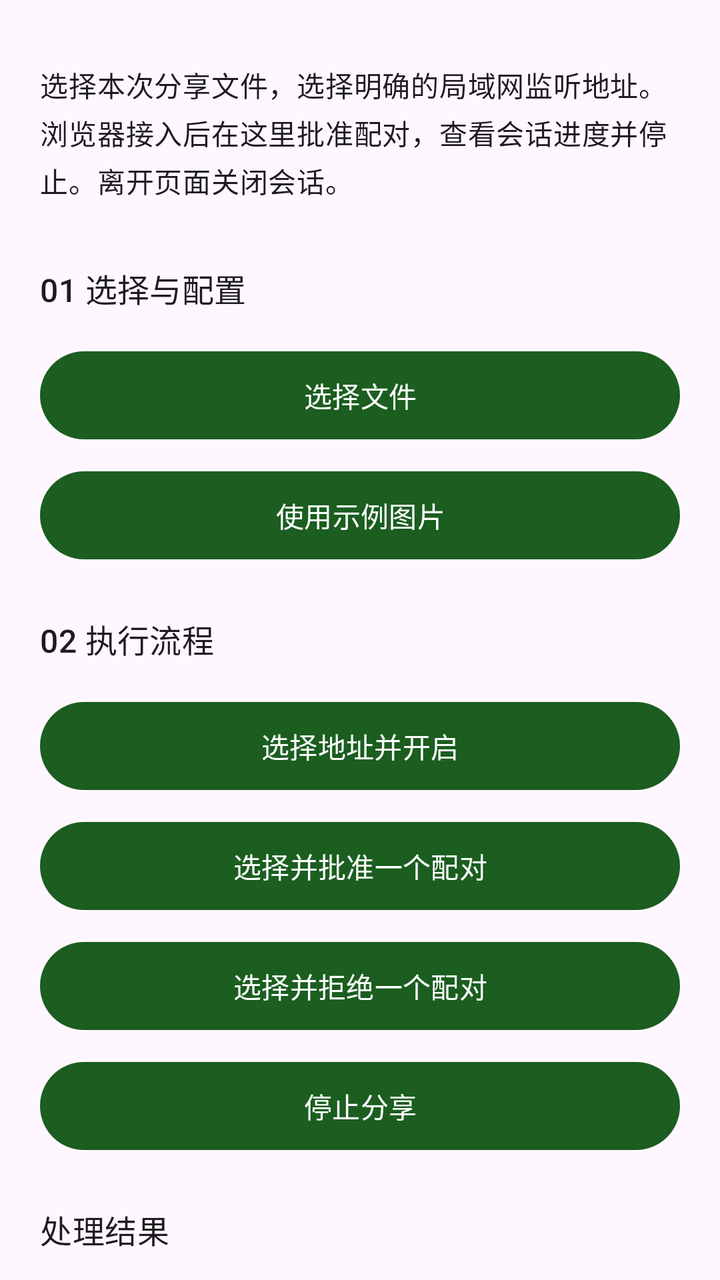
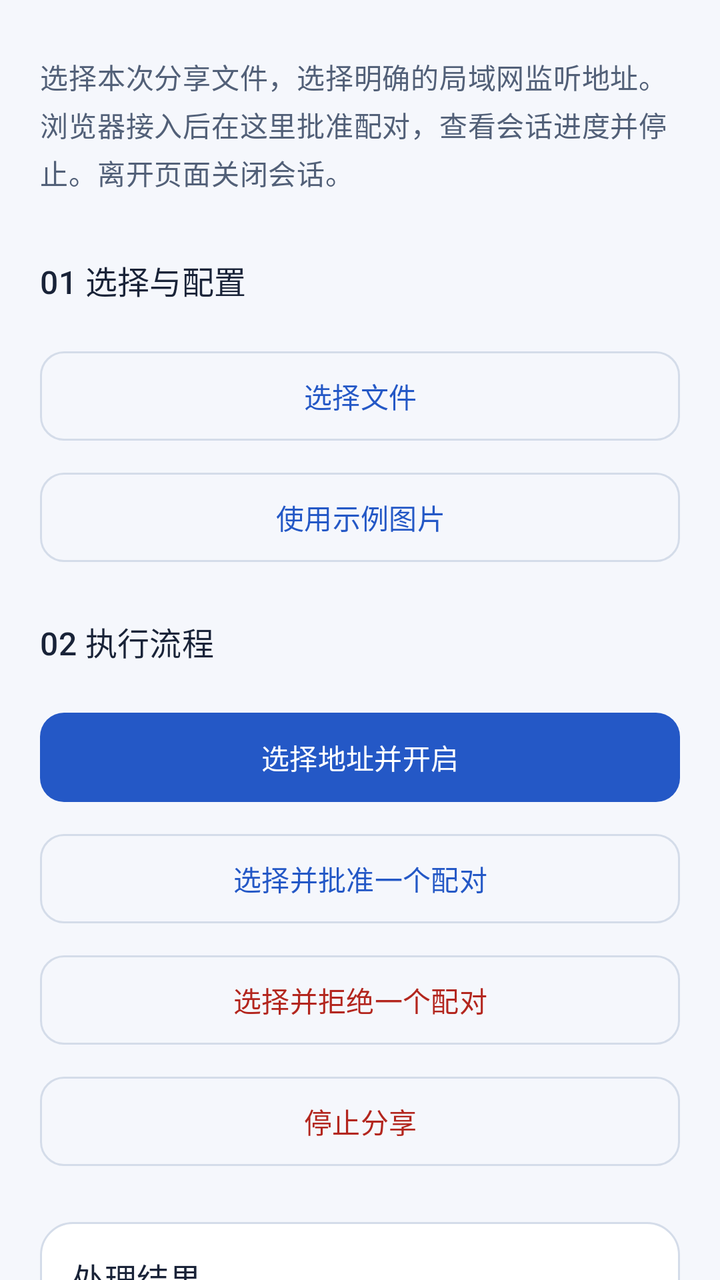

Screens rendered from an Android XML layout before and after an edit, with the pre-edit source and the edit as a unified diff.
<!-- AndroidManifest.xml: another module's application theme Theme.DevLib -->
<!-- res/layout/demo_drop.xml -->
<?xml version='1.0' encoding='utf-8'?>
<ScrollView xmlns:android="http://schemas.android.com/apk/res/android" android:layout_width="match_parent" android:layout_height="match_parent" android:fillViewport="true" android:scrollbars="none" android:clipToPadding="false">
    <LinearLayout style="@style/Demo.Page">
        <TextView style="@style/Demo.Label" android:text="@string/demo_drop_intro" />
        <TextView style="@style/Demo.Heading" android:text="@string/demo_drop_input" />
        <com.google.android.material.button.MaterialButton android:id="@+id/choose" style="@style/Demo.Button" android:text="@string/demo_choose" />
        <com.google.android.material.button.MaterialButton android:id="@+id/sample" style="@style/Demo.Button" android:text="@string/demo_sample" />
        <TextView style="@style/Demo.Heading" android:text="@string/demo_drop_execute" />
        <com.google.android.material.button.MaterialButton android:id="@+id/start" style="@style/Demo.Button" android:text="@string/demo_drop_start" />
        <com.google.android.material.button.MaterialButton android:id="@+id/approve" style="@style/Demo.Button" android:text="@string/demo_drop_approve" />
        <com.google.android.material.button.MaterialButton android:id="@+id/reject" style="@style/Demo.Button" android:text="@string/demo_drop_reject" />
        <com.google.android.material.button.MaterialButton android:id="@+id/stop" style="@style/Demo.Button" android:text="@string/demo_drop_stop" />
        <include android:id="@+id/result" layout="@layout/demo_output" />
    </LinearLayout>
</ScrollView>
<!-- res/layout/demo_output.xml (included above) -->
<?xml version='1.0' encoding='utf-8'?>
<LinearLayout xmlns:android="http://schemas.android.com/apk/res/android" style="@style/Demo.Page" android:padding="0dp">
    <TextView style="@style/Demo.Heading" android:text="@string/demo_output" />
    <TextView android:id="@+id/inputs" style="@style/Demo.Label" android:textIsSelectable="true" />
    <ImageView android:id="@+id/inputPreview" android:layout_width="match_parent" android:layout_height="200dp" android:scaleType="fitCenter" android:contentDescription="@string/workspace_original" android:visibility="gone" />
    <ProgressBar android:id="@+id/progress" style="?android:attr/progressBarStyleHorizontal" android:layout_width="match_parent" android:layout_height="wrap_content" android:visibility="gone" />
    <TextView android:id="@+id/message" style="@style/Demo.Label" android:textIsSelectable="true" />
    <ImageView android:id="@+id/preview" android:layout_width="match_parent" android:layout_height="wrap_content" android:adjustViewBounds="true" android:maxHeight="360dp" android:contentDescription="@string/demo_preview" android:visibility="gone" />
    <com.google.android.material.button.MaterialButton android:id="@+id/cancel" style="@style/Demo.Button" android:text="@string/demo_cancel" android:visibility="gone" />
    <LinearLayout android:layout_width="match_parent" android:layout_height="wrap_content" android:orientation="horizontal">
        <com.google.android.material.button.MaterialButton android:id="@+id/open" style="@style/Demo.Button" android:layout_width="0dp" android:layout_weight="1" android:text="@string/demo_open" />
        <com.google.android.material.button.MaterialButton android:id="@+id/share" style="@style/Demo.Button" android:layout_width="0dp" android:layout_weight="1" android:text="@string/demo_share" />
    </LinearLayout>
    <com.google.android.material.button.MaterialButton android:id="@+id/save" style="@style/Demo.Button" android:text="@string/workspace_save" />
    <com.google.android.material.button.MaterialButton android:id="@+id/continueWith" style="@style/Demo.Button" android:text="@string/workspace_continue" />
</LinearLayout>
<!-- resources referenced by this layout -->
<resources>
  <style name="Demo.Button" parent="">
          <item name="android:layout_width">match_parent</item>
          <item name="android:layout_height">wrap_content</item>
          <item name="android:minHeight">52dp</item>
          <item name="android:layout_marginTop">8dp</item>
      </style>
  <style name="Demo.Heading" parent="Demo.Label">
          <item name="android:textAppearance">?attr/textAppearanceTitleMedium</item>
          <item name="android:layout_marginTop">24dp</item>
      </style>
  <style name="Demo.Label" parent="">
          <item name="android:layout_width">match_parent</item>
          <item name="android:layout_height">wrap_content</item>
          <item name="android:textAppearance">?attr/textAppearanceBodyMedium</item>
          <item name="android:layout_marginTop">12dp</item>
          <item name="android:layout_marginBottom">8dp</item>
      </style>
  <style name="Demo.Page" parent="">
          <item name="android:orientation">vertical</item>
          <item name="android:padding">20dp</item>
          <item name="android:layout_width">match_parent</item>
          <item name="android:layout_height">wrap_content</item>
      </style>
  <style name="Theme.DevLib" parent="Theme.Material3.DayNight.NoActionBar">
          <item name="colorPrimary">@color/primary</item>
          <item name="colorOnPrimary">@color/on_primary</item>
          <item name="android:statusBarColor">@android:color/transparent</item>
          <item name="android:navigationBarColor">@android:color/transparent</item>
          <item name="android:windowLightStatusBar">true</item>
          <item name="android:windowLightNavigationBar">true</item>
          <item name="android:enforceNavigationBarContrast">false</item>
      </style>
  <color name="primary">#1B5E20</color>
  <color name="on_primary">#FFFFFF</color>
  <!-- unchanged entries left out for length: 17 -->
</resources>

<!-- the commit's change to res/layout/demo_drop.xml (unified diff, before → after) -->
@@ -6,26 +6,26 @@
         <com.google.android.material.button.MaterialButton android:id="@+id/choose" style="@style/Demo.Button" android:text="@string/demo_choose" />
         <com.google.android.material.button.MaterialButton android:id="@+id/sample" style="@style/Demo.Button" android:text="@string/demo_sample" />
         <TextView style="@style/Demo.Heading" android:text="@string/demo_drop_execute" />
-        <com.google.android.material.button.MaterialButton android:id="@+id/start" style="@style/Demo.Button" android:text="@string/demo_drop_start" />
+        <com.google.android.material.button.MaterialButton android:id="@+id/start" style="@style/Demo.Button.Primary" android:text="@string/demo_drop_start" />
         <com.google.android.material.button.MaterialButton android:id="@+id/approve" style="@style/Demo.Button" android:text="@string/demo_drop_approve" />
-        <com.google.android.material.button.MaterialButton android:id="@+id/reject" style="@style/Demo.Button" android:text="@string/demo_drop_reject" />
-        <com.google.android.material.button.MaterialButton android:id="@+id/stop" style="@style/Demo.Button" android:text="@string/demo_drop_stop" />
+        <com.google.android.material.button.MaterialButton android:id="@+id/reject" style="@style/Demo.Button.Danger" android:text="@string/demo_drop_reject" />
+        <com.google.android.material.button.MaterialButton android:id="@+id/stop" style="@style/Demo.Button.Danger" android:text="@string/demo_drop_stop" />
         <include android:id="@+id/result" layout="@layout/demo_output" />
     </LinearLayout>
 </ScrollView>
 <!-- res/layout/demo_output.xml (included above) -->
 <?xml version='1.0' encoding='utf-8'?>
-<LinearLayout xmlns:android="http://schemas.android.com/apk/res/android" style="@style/Demo.Page" android:padding="0dp">
-    <TextView style="@style/Demo.Heading" android:text="@string/demo_output" />
+<LinearLayout xmlns:android="http://schemas.android.com/apk/res/android" style="@style/Demo.Page" android:padding="16dp" android:layout_marginTop="24dp" android:background="@drawable/demo_result_surface">
+    <TextView style="@style/Demo.Heading" android:layout_marginTop="0dp" android:text="@string/demo_output" />
     <TextView android:id="@+id/inputs" style="@style/Demo.Label" android:textIsSelectable="true" />
     <ImageView android:id="@+id/inputPreview" android:layout_width="match_parent" android:layout_height="200dp" android:scaleType="fitCenter" android:contentDescription="@string/workspace_original" android:visibility="gone" />
     <ProgressBar android:id="@+id/progress" style="?android:attr/progressBarStyleHorizontal" android:layout_width="match_parent" android:layout_height="wrap_content" android:visibility="gone" />
-    <TextView android:id="@+id/message" style="@style/Demo.Label" android:textIsSelectable="true" />
+    <TextView android:id="@+id/message" style="@style/Demo.Label" android:accessibilityLiveRegion="polite" android:textIsSelectable="true" />
     <ImageView android:id="@+id/preview" android:layout_width="match_parent" android:layout_height="wrap_content" android:adjustViewBounds="true" android:maxHeight="360dp" android:contentDescription="@string/demo_preview" android:visibility="gone" />
-    <com.google.android.material.button.MaterialButton android:id="@+id/cancel" style="@style/Demo.Button" android:text="@string/demo_cancel" android:visibility="gone" />
+    <com.google.android.material.button.MaterialButton android:id="@+id/cancel" style="@style/Demo.Button.Danger" android:text="@string/demo_cancel" android:visibility="gone" />
     <LinearLayout android:layout_width="match_parent" android:layout_height="wrap_content" android:orientation="horizontal">
-        <com.google.android.material.button.MaterialButton android:id="@+id/open" style="@style/Demo.Button" android:layout_width="0dp" android:layout_weight="1" android:text="@string/demo_open" />
-        <com.google.android.material.button.MaterialButton android:id="@+id/share" style="@style/Demo.Button" android:layout_width="0dp" android:layout_weight="1" android:text="@string/demo_share" />
+        <com.google.android.material.button.MaterialButton android:id="@+id/open" style="@style/Demo.Button.Primary" android:layout_marginEnd="4dp" android:layout_width="0dp" android:layout_weight="1" android:text="@string/demo_open" />
+        <com.google.android.material.button.MaterialButton android:id="@+id/share" style="@style/Demo.Button" android:layout_marginStart="4dp" android:layout_width="0dp" android:layout_weight="1" android:text="@string/demo_share" />
     </LinearLayout>
     <com.google.android.material.button.MaterialButton android:id="@+id/save" style="@style/Demo.Button" android:text="@string/workspace_save" />
     <com.google.android.material.button.MaterialButton android:id="@+id/continueWith" style="@style/Demo.Button" android:text="@string/workspace_continue" />
<!-- resource entries referenced after the edit -->
@@ -1,39 +1,124 @@
 <!-- resources referenced by this layout -->
 <resources>
-  <style name="Demo.Button" parent="">
+  <!-- drawable demo_result_surface (drawable) -->
+  <shape xmlns:android="http://schemas.android.com/apk/res/android" android:shape="rectangle">
+      <solid android:color="@color/dev_surface_card" />
+      <corners android:radius="16dp" />
+      <stroke android:width="1dp" android:color="@color/dev_outline_variant" />
+  </shape>
+  <style name="Demo.Button" parent="Widget.Material3.Button.OutlinedButton">
           <item name="android:layout_width">match_parent</item>
           <item name="android:layout_height">wrap_content</item>
-          <item name="android:minHeight">52dp</item>
+          <item name="android:minHeight">48dp</item>
+          <item name="android:minWidth">0dp</item>
           <item name="android:layout_marginTop">8dp</item>
+          <item name="android:textAllCaps">false</item>
+          <item name="cornerRadius">12dp</item>
+          <item name="strokeColor">@color/dev_outline_variant</item>
+          <item name="android:paddingTop">12dp</item>
+          <item name="android:paddingBottom">12dp</item>
+      </style>
+  <style name="Demo.Button.Danger" parent="Demo.Button">
+          <item name="android:textColor">@color/dev_error</item>
+      </style>
+  <style name="Demo.Button.Primary" parent="Widget.Material3.Button">
+          <item name="android:layout_width">match_parent</item>
+          <item name="android:layout_height">wrap_content</item>
+          <item name="android:minHeight">48dp</item>
+          <item name="android:minWidth">0dp</item>
+          <item name="android:layout_marginTop">8dp</item>
+          <item name="android:textAllCaps">false</item>
+          <item name="cornerRadius">12dp</item>
+          <item name="android:paddingTop">12dp</item>
+          <item name="android:paddingBottom">12dp</item>
       </style>
   <style name="Demo.Heading" parent="Demo.Label">
           <item name="android:textAppearance">?attr/textAppearanceTitleMedium</item>
+          <item name="android:textColor">@color/feature_res_on_surface</item>
           <item name="android:layout_marginTop">24dp</item>
+          <item name="android:layout_marginBottom">12dp</item>
+          <item name="android:accessibilityHeading">true</item>
       </style>
   <style name="Demo.Label" parent="">
           <item name="android:layout_width">match_parent</item>
           <item name="android:layout_height">wrap_content</item>
           <item name="android:textAppearance">?attr/textAppearanceBodyMedium</item>
-          <item name="android:layout_marginTop">12dp</item>
+          <item name="android:textColor">@color/dev_on_surface_variant</item>
+          <item name="android:lineSpacingExtra">3dp</item>
+          <item name="android:layout_marginTop">8dp</item>
           <item name="android:layout_marginBottom">8dp</item>
       </style>
   <style name="Demo.Page" parent="">
           <item name="android:orientation">vertical</item>
           <item name="android:padding">20dp</item>
+          <item name="android:paddingBottom">32dp</item>
           <item name="android:layout_width">match_parent</item>
           <item name="android:layout_height">wrap_content</item>
       </style>
   <style name="Theme.DevLib" parent="Theme.Material3.DayNight.NoActionBar">
-          <item name="colorPrimary">@color/primary</item>
-          <item name="colorOnPrimary">@color/on_primary</item>
+          <item name="colorPrimary">@color/dev_primary</item>
+          <item name="colorOnPrimary">@color/dev_on_primary</item>
+          <item name="colorPrimaryContainer">@color/dev_primary_container</item>
+          <item name="colorOnPrimaryContainer">@color/dev_on_primary_container</item>
+          <item name="colorSecondary">@color/dev_secondary</item>
+          <item name="colorOnSecondary">@color/dev_on_secondary</item>
+          <item name="colorSecondaryContainer">@color/dev_secondary_container</item>
+          <item name="colorOnSecondaryContainer">@color/dev_on_secondary_container</item>
+          <item name="colorTertiary">@color/dev_secondary</item>
+          <item name="colorOnTertiary">@color/dev_on_secondary</item>
+          <item name="colorTertiaryContainer">@color/dev_secondary_container</item>
+          <item name="colorOnTertiaryContainer">@color/dev_on_secondary_container</item>
+          <item name="android:colorBackground">@color/feature_res_surface</item>
+          <item name="android:windowBackground">@color/feature_res_surface</item>
+          <item name="colorOnBackground">@color/feature_res_on_surface</item>
+          <item name="colorSurface">@color/dev_surface_card</item>
+          <item name="colorOnSurface">@color/feature_res_on_surface</item>
+          <item name="colorSurfaceVariant">@color/dev_surface_variant</item>
+          <item name="colorOnSurfaceVariant">@color/dev_on_surface_variant</item>
+          <item name="colorSurfaceContainer">@color/dev_surface_card</item>
+          <item name="colorSurfaceContainerLow">@color/dev_surface_card</item>
+          <item name="colorSurfaceContainerHigh">@color/dev_surface_variant</item>
+          <item name="colorOutline">@color/dev_outline</item>
+          <item name="colorOutlineVariant">@color/dev_outline_variant</item>
+          <item name="colorError">@color/dev_error</item>
+          <item name="colorOnError">@color/dev_on_error</item>
+          <item name="colorErrorContainer">@color/dev_error_container</item>
+          <item name="colorOnErrorContainer">@color/dev_on_error_container</item>
+          <item name="textInputStyle">@style/Demo.TextInputLayout</item>
+          <item name="materialButtonStyle">@style/Demo.Button.Primary</item>
+          
+          <item name="android:windowLightStatusBar">@bool/dev_light_system_bars</item>
+          <item name="android:windowLightNavigationBar">@bool/dev_light_system_bars</item>
           <item name="android:statusBarColor">@android:color/transparent</item>
           <item name="android:navigationBarColor">@android:color/transparent</item>
-          <item name="android:windowLightStatusBar">true</item>
-          <item name="android:windowLightNavigationBar">true</item>
-          <item name="android:enforceNavigationBarContrast">false</item>
       </style>
-  <color name="primary">#1B5E20</color>
-  <color name="on_primary">#FFFFFF</color>
+  <color name="dev_surface_card">#FFFFFF</color>
+  <color name="dev_outline_variant">#D4DCE9</color>
+  <color name="dev_error">#B3261E</color>
+  <color name="feature_res_on_surface">#192338</color>
+  <color name="dev_on_surface_variant">#526078</color>
+  <color name="dev_primary">#2458C6</color>
+  <color name="dev_on_primary">#FFFFFF</color>
+  <color name="dev_primary_container">#DFE8FF</color>
+  <color name="dev_on_primary_container">#163567</color>
+  <color name="dev_secondary">#146C70</color>
+  <color name="dev_on_secondary">#FFFFFF</color>
+  <color name="dev_secondary_container">#D8F1F0</color>
+  <color name="dev_on_secondary_container">#124F53</color>
+  <color name="feature_res_surface">#F5F7FC</color>
+  <color name="dev_surface_variant">#E9EDF5</color>
+  <color name="dev_outline">#738098</color>
+  <color name="dev_on_error">#FFFFFF</color>
+  <color name="dev_error_container">#FCE3DF</color>
+  <color name="dev_on_error_container">#761F19</color>
+  <style name="Demo.TextInputLayout" parent="Widget.Material3.TextInputLayout.OutlinedBox">
+          <item name="android:layout_marginTop">12dp</item>
+          <item name="boxCornerRadiusTopStart">12dp</item>
+          <item name="boxCornerRadiusTopEnd">12dp</item>
+          <item name="boxCornerRadiusBottomStart">12dp</item>
+          <item name="boxCornerRadiusBottomEnd">12dp</item>
+          <item name="boxBackgroundColor">@color/dev_surface_card</item>
+      </style>
   <!-- unchanged entries left out for length: 17 -->
 </resources>
 
